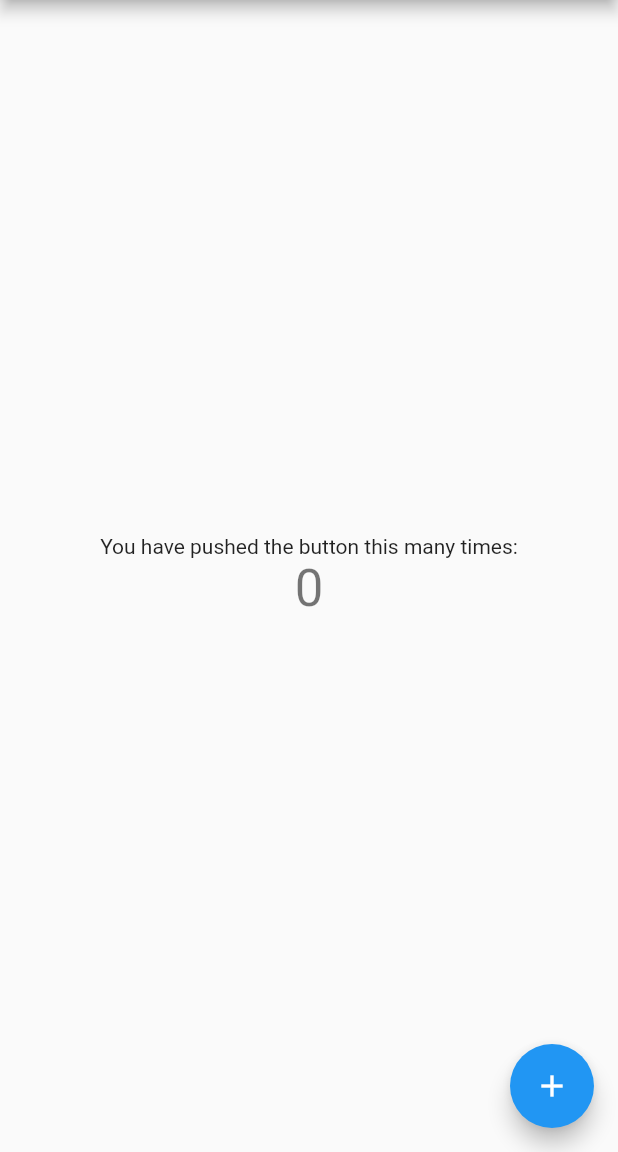
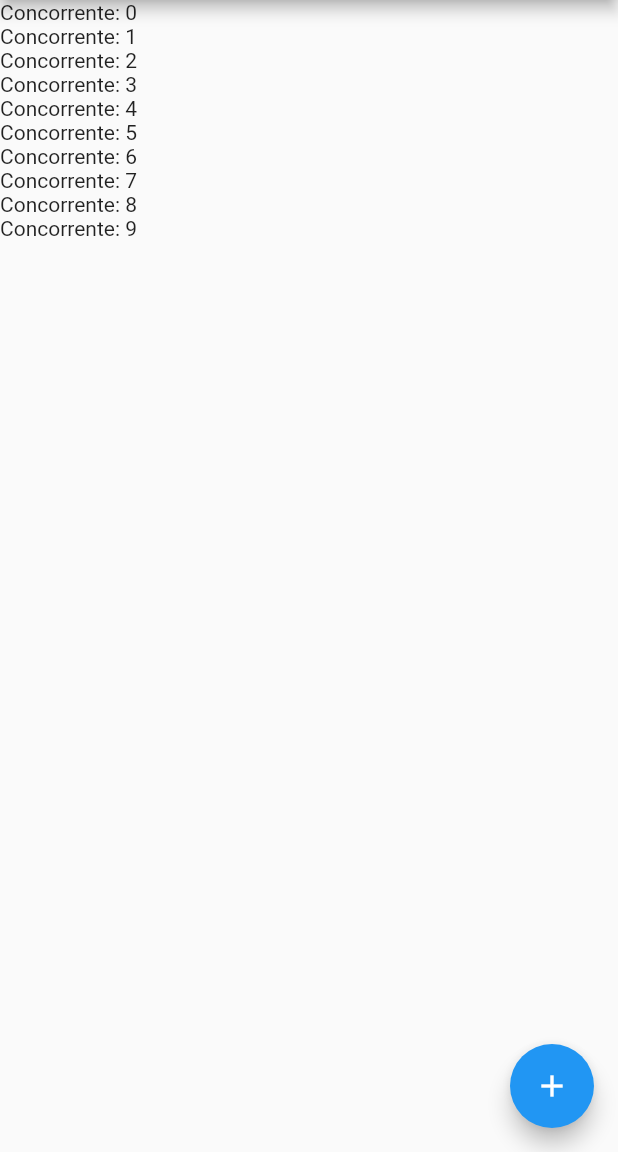
Before and after one commit to fabrizioddera/vbFactorFlutter, a Flutter app: the screen it shows after launch, on a phone screen of 412 x 824 dp, the part 84-1236 px from its top. Run offline on Flutter 3.47's test engine with Material 2 defaults, Android fonts, the phone set to English and light mode, and no system bars.

Commit message:
Prime modifiche

```diff
--- a/lib/main.dart
+++ b/lib/main.dart
@@ -72,34 +72,12 @@ class _MyHomePageState extends State<MyHomePage> {
         title: Text(widget.title),
       ),
       body: Center(
-        // Center is a layout widget. It takes a single child and positions it
-        // in the middle of the parent.
-        child: Column(
-          // Column is also layout widget. It takes a list of children and
-          // arranges them vertically. By default, it sizes itself to fit its
-          // children horizontally, and tries to be as tall as its parent.
-          //
-          // Invoke "debug painting" (press "p" in the console, choose the
-          // "Toggle Debug Paint" action from the Flutter Inspector in Android
-          // Studio, or the "Toggle Debug Paint" command in Visual Studio Code)
-          // to see the wireframe for each widget.
-          //
-          // Column has various properties to control how it sizes itself and
-          // how it positions its children. Here we use mainAxisAlignment to
-          // center the children vertically; the main axis here is the vertical
-          // axis because Columns are vertical (the cross axis would be
-          // horizontal).
-          mainAxisAlignment: MainAxisAlignment.center,
-          children: <Widget>[
-            Text(
-              'You have pushed the button this many times:',
-            ),
-            Text(
-              '$_counter',
-              style: Theme.of(context).textTheme.display1,
-            ),
-          ],
-        ),
+        child: new ListView.builder(
+          itemCount: 10,
+          itemBuilder: (context, i){
+            return new Text("Concorrente: $i ");
+          },
+        )
       ),
       floatingActionButton: FloatingActionButton(
         onPressed: _incrementCounter,
```
